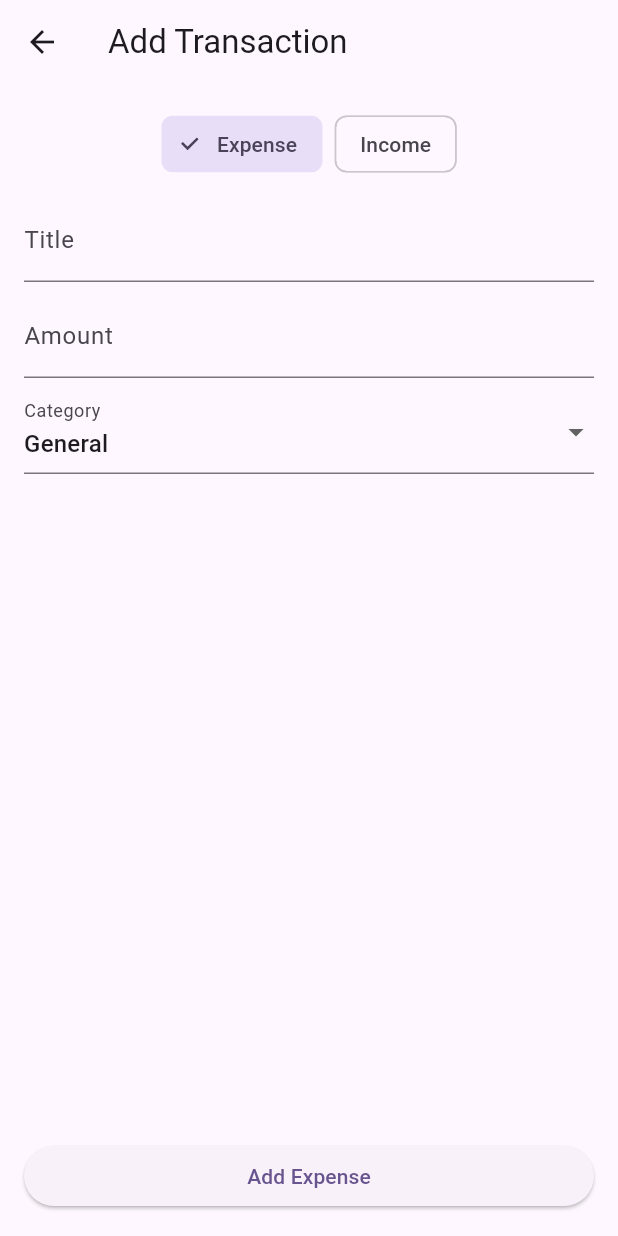
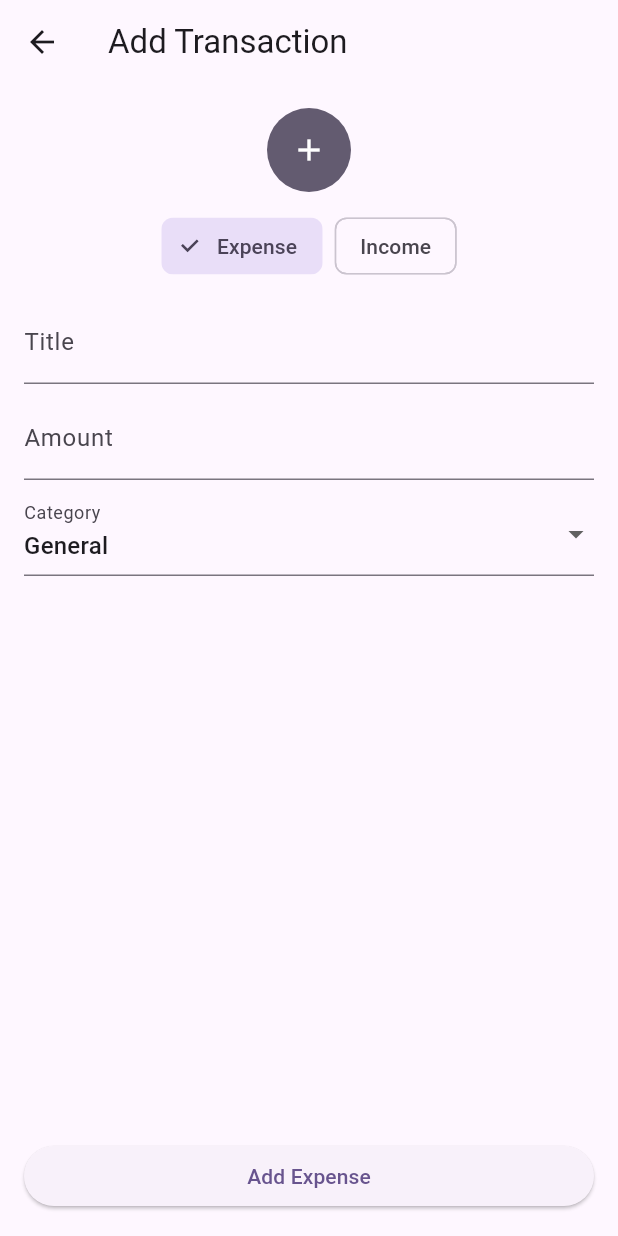
Before and after one commit to adamnymy/drywallet-apk, a Flutter app: the screen it shows after launch, after a tap on the "add" icon, on a phone screen of 412 x 824 dp. Run offline on Flutter 3.47's test engine with Material 3 defaults, Android fonts, the phone set to English and light mode, and no system bars.

Commit message:
separate the files between homePage and transactionPage

```diff
--- a/lib/pages/homePage/home_page.dart
+++ b/lib/pages/homePage/home_page.dart
@@ -109,7 +109,7 @@ class _HomePageState extends State<HomePage> {
       appBar: AppBar(
         backgroundColor: Colors.transparent,
         elevation: 0,
-        title: const Text('MoneyTracker'),
+        title: const Text('DryWallet'),
         actions: [
           IconButton(onPressed: () {}, icon: const Icon(Icons.notifications)),
           IconButton(onPressed: () {}, icon: const Icon(Icons.settings)),
@@ -136,7 +136,10 @@ class _HomePageState extends State<HomePage> {
               width: double.infinity,
               decoration: const BoxDecoration(
                 gradient: LinearGradient(
-                  colors: [Color(0xFF6A11CB), Color(0xFF2575FC)],
+                  colors: [
+                    Color.fromARGB(255, 136, 47, 231),
+                    Color.fromARGB(255, 152, 170, 201),
+                  ],
                   begin: Alignment.topLeft,
                   end: Alignment.bottomRight,
                 ),
@@ -268,6 +271,9 @@ class _HomePageState extends State<HomePage> {
         ),
       ),
       floatingActionButton: FloatingActionButton(
+        // Use the built-in FAB heroTag to avoid nesting Hero widgets
+        heroTag: 'add_tx_fab',
+        // Hero tag 'add_tx_fab' for FAB-to-page transition
         onPressed: () async {
           final result = await Navigator.of(
             context,
--- a/lib/pages/transactionPage/transaction_page.dart
+++ b/lib/pages/transactionPage/transaction_page.dart
@@ -54,6 +54,32 @@ class _TransactionPageState extends State<TransactionPage> {
         child: Column(
           crossAxisAlignment: CrossAxisAlignment.stretch,
           children: [
+            // Hero target: circular container matching FAB -> creates morph
+            Align(
+              alignment: Alignment.topCenter,
+              child: Padding(
+                padding: const EdgeInsets.only(bottom: 12.0),
+                child: Hero(
+                  tag: 'add_tx_fab',
+                  child: Material(
+                    color: Colors.transparent,
+                    child: Container(
+                      width: 56,
+                      height: 56,
+                      decoration: BoxDecoration(
+                        color:
+                            Theme.of(
+                              context,
+                            ).floatingActionButtonTheme.backgroundColor ??
+                            Theme.of(context).colorScheme.secondary,
+                        shape: BoxShape.circle,
+                      ),
+                      child: const Icon(Icons.add, color: Colors.white),
+                    ),
+                  ),
+                ),
+              ),
+            ),
             Row(
               mainAxisAlignment: MainAxisAlignment.center,
               children: [
```
